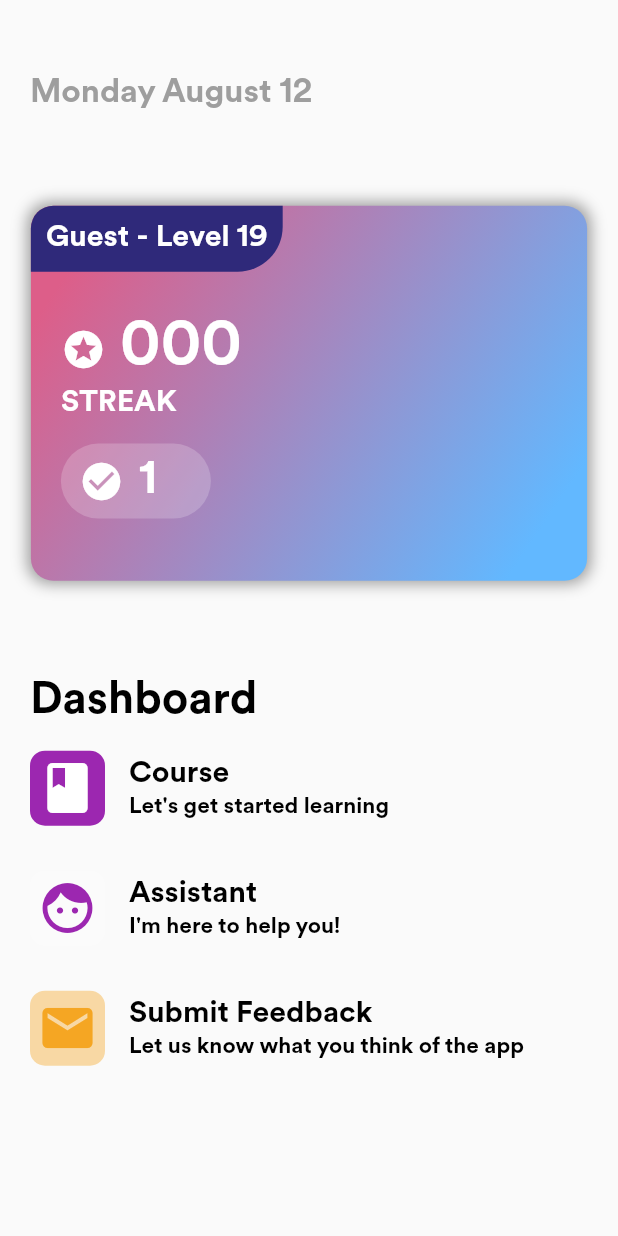
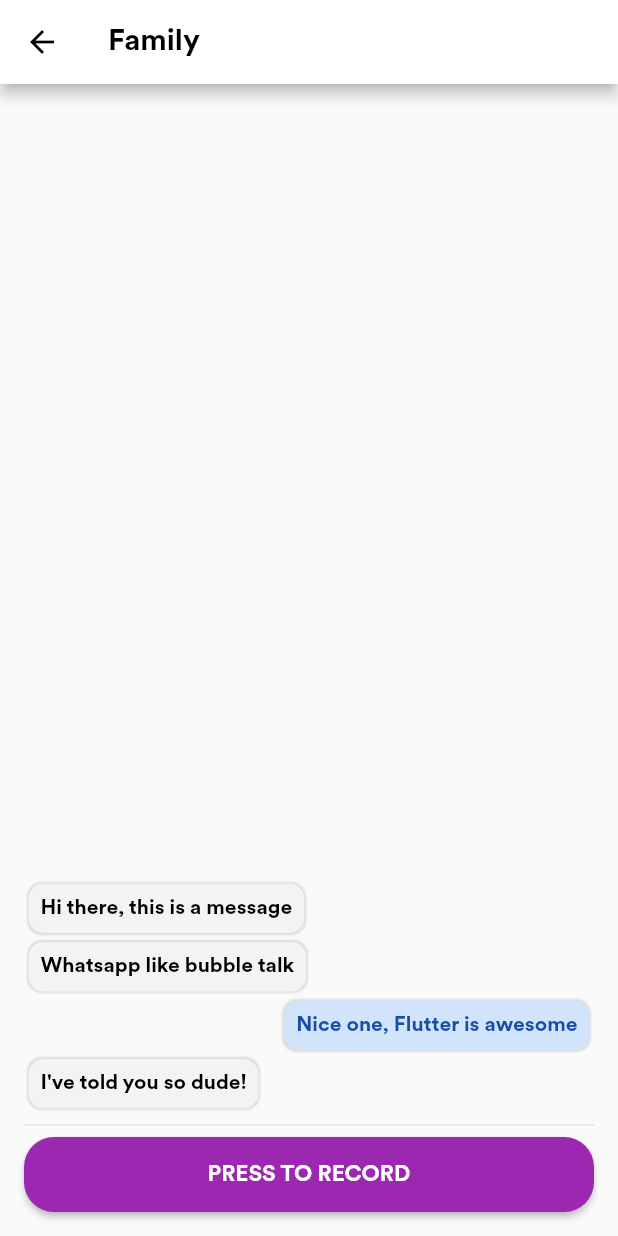
Before and after one commit to vuminhkhoi1802/ai4e-mobileapp, a Flutter app: the screen it shows after launch, on a phone screen of 412 x 824 dp. Run offline on Flutter 3.47's test engine with Material 2 defaults, Android fonts, the phone set to English and light mode, and no system bars; missing offline and left inert: audio_recorder.

Commit message:
Added LearnScreen

```diff
--- a/lib/routes.dart
+++ b/lib/routes.dart
@@ -1,6 +1,7 @@
 import 'package:flutter/material.dart';
 import 'package:ai4e_mobileapp/screens/AuthScreen/main.dart';
 import "package:ai4e_mobileapp/screens/DashboardScreen/main.dart";
+import "package:ai4e_mobileapp/screens/LearnScreen/main.dart";
 import "package:flutter/services.dart";
 
 class Routes {
@@ -13,7 +14,7 @@ class Routes {
       new MaterialApp(
         title: 'Flutter Demo',
         theme: ThemeData(primarySwatch: Colors.blue, fontFamily: 'EFCircular'),
-        home: DashboardScreen(),
+        home: LearnScreen(),
         // routes: <String, WidgetBuilder>{
         //   '/auth': (BuildContext context) => AuthScreen(),
         // },
--- /dev/null
+++ b/lib/screens/LearnScreen/Bubble.dart
@@ -0,0 +1,43 @@
+import "package:flutter/material.dart";
+
+class Bubble extends StatelessWidget {
+  Bubble({this.message, this.isTheir});
+
+  final String message;
+  final isTheir;
+
+  @override
+  Widget build(BuildContext context) {
+    final bg = isTheir ? Color(0xFFD2E3FC) : Color(0xFFf1f3f4);
+    final align = isTheir ? CrossAxisAlignment.end : CrossAxisAlignment.start;
+    final radius = BorderRadius.circular(10);
+    return Column(
+      crossAxisAlignment: align,
+      children: <Widget>[
+        Container(
+          margin: const EdgeInsets.all(3.0),
+          padding: const EdgeInsets.all(8.0),
+          decoration: BoxDecoration(
+            boxShadow: [
+              BoxShadow(
+                  blurRadius: .5,
+                  spreadRadius: 1.0,
+                  color: Colors.black.withOpacity(.12))
+            ],
+            color: bg,
+            borderRadius: radius,
+          ),
+          child: Stack(
+            children: <Widget>[
+              Text(
+                message,
+                style: TextStyle(
+                    color: isTheir ? Color(0xFF174EA6) : Colors.black),
+              ),
+            ],
+          ),
+        )
+      ],
+    );
+  }
+}
--- /dev/null
+++ b/lib/screens/LearnScreen/main.dart
@@ -0,0 +1,123 @@
+import 'dart:async';
+import 'package:path_provider/path_provider.dart';
+import 'dart:io' as io;
+
+import "package:flutter/material.dart";
+import "package:ai4e_mobileapp/screens/LearnScreen/Bubble.dart";
+import "package:ai4e_mobileapp/widgets/fullWidthBtn/main.dart";
+import 'package:audio_recorder/audio_recorder.dart';
+import "package:ai4e_mobileapp/utils/time.dart";
+
+class LearnScreen extends StatefulWidget {
+  LearnScreen({Key key}) : super(key: key);
+
+  _LearnScreenState createState() => _LearnScreenState();
+}
+
+class _LearnScreenState extends State<LearnScreen> {
+  bool isActive = false;
+  int time = 180;
+  Timer timer;
+
+  startTimer(callback) {
+    timer = Timer.periodic(const Duration(seconds: 1), callback);
+  }
+
+  cancelTimer() {
+    timer.cancel();
+  }
+
+  @override
+  Widget build(BuildContext context) {
+    return Scaffold(
+      appBar: AppBar(
+          backgroundColor: Colors.white,
+          elevation: 4,
+          leading: IconButton(
+            icon: Icon(Icons.arrow_back, color: Colors.black),
+            onPressed: () {},
+          ),
+          title: Text(
+            "Family",
+            style: TextStyle(
+              color: Colors.black,
+            ),
+          )),
+      body: Padding(
+        padding: EdgeInsets.all(16.0),
+        child: Column(
+          mainAxisAlignment: MainAxisAlignment.end,
+          crossAxisAlignment: CrossAxisAlignment.stretch,
+          children: <Widget>[
+            Bubble(
+              message: 'Hi there, this is a message',
+              isTheir: false,
+            ),
+            Bubble(
+              message: 'Whatsapp like bubble talk',
+              isTheir: false,
+            ),
+            Bubble(
+              message: 'Nice one, Flutter is awesome',
+              isTheir: true,
+            ),
+            Bubble(
+              message: 'I\'ve told you so dude!',
+              isTheir: false,
+            ),
+            Divider(),
+            Container(
+              child: fullWidthBtn(
+                isActive ? Colors.red : Colors.purple,
+                Colors.white,
+                isActive
+                    ? "Press to Stop ${parseSecondToMinute(time)}"
+                    : "Press to Record",
+                _handlePress,
+                paddingBottom: 0,
+              ),
+            )
+          ],
+        ),
+      ),
+    );
+  }
+
+  _handlePress() async {
+    if (isActive) {
+      _stopRecord();
+    } else {
+      _startRecord();
+    }
+  }
+
+  _startRecord() async {
+    // io.Directory appDocDirectory = await getApplicationDocumentsDirectory();
+    // var path = appDocDirectory.path + '/' + "1";
+
+    // await AudioRecorder.start(
+    //     path: path, audioOutputFormat: AudioOutputFormat.AAC);
+    setState(() {
+      isActive = true;
+    });
+    startTimer((timer) {
+      setState(() {
+        if (time > 0 && isActive) {
+          time = time - 1;
+        } else {
+          _stopRecord();
+        }
+      });
+    });
+  }
+
+  _stopRecord() async {
+    // var recording = await AudioRecorder.stop();
+
+    cancelTimer();
+    time = 180;
+    setState(() {
+      isActive = false;
+    });
+  }
+}
--- /dev/null
+++ b/lib/utils/time.dart
@@ -0,0 +1,8 @@
+String parseSecondToMinute(int second) {
+  var minute = second ~/ 60;
+  second = second % 60;
+  if (second.toString().length == 1) {
+    return "$minute:0$second";
+  }
+  return "$minute:$second";
+}
--- a/lib/widgets/fullWidthBtn/main.dart
+++ b/lib/widgets/fullWidthBtn/main.dart
@@ -2,6 +2,7 @@ import "package:flutter/material.dart";
 
 Widget fullWidthBtn(colorBackground, colorText, text, onPress,
     {paddingTop = 0,
+    paddingBottom = 15,
     marginTop = 0,
     marginBottom = 0,
     marginLeft = 0,
@@ -13,11 +14,13 @@ Widget fullWidthBtn(colorBackground, colorText, text, onPress,
         left: marginLeft.toDouble(),
         right: marginRight.toDouble()),
     child: Padding(
-          padding: EdgeInsets.only(bottom: 15, top: paddingTop.toDouble()),
+      padding: EdgeInsets.only(
+          bottom: paddingBottom.toDouble(), top: paddingTop.toDouble()),
       child: SizedBox(
         height: 50,
         width: double.infinity,
         child: new RaisedButton(
+
           color: colorBackground,
           child: new Text(
             text.toUpperCase(),
@@ -26,5 +29,8 @@ Widget fullWidthBtn(colorBackground, colorText, text, onPress,
           onPressed: onPress,
           shape: RoundedRectangleBorder(
               borderRadius: new BorderRadius.circular(20.0)),
-              ))));
+        ),
+      ),
+    ),
+  );
 }
--- a/pubspec.yaml
+++ b/pubspec.yaml
@@ -23,8 +23,8 @@ dependencies:
   # The following adds the Cupertino Icons font to your application.
   # Use with the CupertinoIcons class for iOS style icons.
   cupertino_icons: ^0.1.2
-  sliding_up_panel: ^0.3.4
-
+  audio_recorder:
+  path_provider:
 
 dev_dependencies:
   flutter_test:
```
Also changed, not shown: pubspec.lock, 1 other file. Lines whose indentation alone changed are shown as unchanged.
